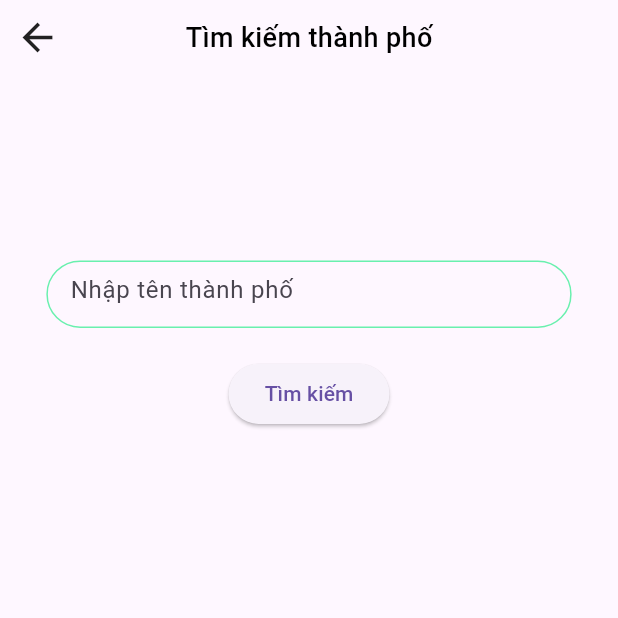
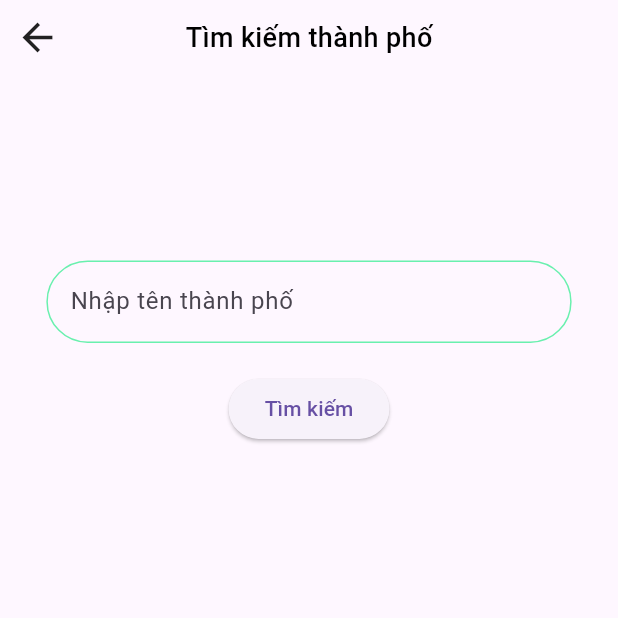
Before and after one commit to khanhluongHA/musicApp_and_weatherApp, a Flutter app: the SearchCity screen opened directly, on a phone screen of 412 x 824 dp, the top half of it. Run offline on Flutter 3.47's test engine with Material 3 defaults, Android fonts, the phone set to English and light mode, and no system bars; our stand-ins replace audio_video_progress_bar, audioplayers, bloc, copy_with_extension, equatable, firebase_core and 7 more; accounts and stored records are empty; network calls fail.

Commit message:
first commit

```diff
--- a/lib/cubit/music_cubit.dart
+++ b/lib/cubit/music_cubit.dart
@@ -14,7 +14,6 @@ void getMaxDuration() {
     });
   });
 }
-
 class MusicCubit extends Cubit<MusicState> {
   MusicCubit() : super(MusicState());
 
@@ -80,7 +79,6 @@ class MusicCubit extends Cubit<MusicState> {
       await player.play(AssetSource(musics[state.currentMusic].path));
     } else {
       emit(state.copyWith(status: MusicStatus.start));
-
       emit(
         state.copyWith(
             currentMusic: state.currentMusic - 1,
--- a/lib/screens/audio_player_page/song_list.dart
+++ b/lib/screens/audio_player_page/song_list.dart
@@ -14,7 +14,7 @@ class SongList extends StatefulWidget {
   State<SongList> createState() => _SongListState();
 }
 
-class _SongListState extends State<SongList> {
+class _SongListState extends State<SongList>{
   late MusicCubit musicCubit;
   late int indexSelect;
 
--- a/lib/screens/audio_player_page/title_page_view.dart
+++ b/lib/screens/audio_player_page/title_page_view.dart
@@ -67,7 +67,7 @@ class TitlePageView extends StatelessWidget {
               height: 20,
             )
           ]),
-          SizedBox(
+          const SizedBox(
             height: 40,
             width: 40,
           )
--- a/lib/screens/note_page/ditail_note.dart
+++ b/lib/screens/note_page/ditail_note.dart
@@ -5,6 +5,7 @@ import 'package:test_bloc/config/app_size.dart';
 import 'package:test_bloc/cubit/note_cubit.dart';
 import 'package:test_bloc/models/item_note_model.dart';
 
+// ignore: must_be_immutable
 class DetailNote extends StatelessWidget {
    DetailNote({
     super.key,
--- a/lib/screens/note_page/water_screen.dart
+++ b/lib/screens/note_page/water_screen.dart
@@ -9,7 +9,6 @@ class WaterScreen extends StatefulWidget {
   @override
   State<WaterScreen> createState() => _WaterScreenState();
 }
-
 class _WaterScreenState extends State<WaterScreen> {
   @override
   void initState() {
--- a/lib/screens/note_realtime/note_realtime_screen.dart
+++ b/lib/screens/note_realtime/note_realtime_screen.dart
@@ -3,7 +3,6 @@ import 'dart:async';
 import 'package:flutter/material.dart';
 import 'package:flutter_bloc/flutter_bloc.dart';
 import 'package:test_bloc/cubit/note_realtime_cubit.dart';
-import 'package:test_bloc/screens/note_page/home_app.dart';
 import 'package:test_bloc/widgets/header_app.dart';
 
 class NoteRealtimeScreen extends StatefulWidget {
--- a/lib/screens/note_realtime/notes_lis.dart
+++ b/lib/screens/note_realtime/notes_lis.dart
@@ -5,7 +5,6 @@ import 'package:test_bloc/cubit/note_realtime_cubit.dart';
 import 'package:test_bloc/cubit/note_realtime_state.dart';
 import 'package:test_bloc/screens/note_page/ditail_note.dart';
 import 'package:test_bloc/screens/note_realtime/note_realtime_screen.dart';
-import 'package:test_bloc/widgets/alert_dialog_note.dart';
 import 'package:test_bloc/widgets/alert_dialog_note_realtime.dart';
 import 'package:test_bloc/widgets/header_app.dart';
 import 'package:test_bloc/widgets/item_note.dart';
--- a/lib/screens/weather_page/search_city.dart
+++ b/lib/screens/weather_page/search_city.dart
@@ -61,24 +61,24 @@ class _SearchCityState extends State<SearchCity> {
             ),
             SizedBox(
               width: MediaQuery.of(context).size.width * 0.85,
-              height: 45,
+              height: 55,
               child: TextFormField(
                 controller: _controller,
                 decoration: InputDecoration(
                   hintText: 'Nhập tên thành phố',
                   focusedBorder: OutlineInputBorder(
                     borderSide: const BorderSide(
-                        width: 1, color: Colors.greenAccent), //<-- SEE HERE
+                        width: 1, color: Colors.grey), //<-- SEE HERE
                     borderRadius: BorderRadius.circular(50.0),
                   ),
                   errorBorder: OutlineInputBorder(
                     borderSide: const BorderSide(
-                        width: 1, color: Colors.greenAccent), //<-- SEE HERE
+                        width: 1, color: Colors.grey), //<-- SEE HERE
                     borderRadius: BorderRadius.circular(50.0),
                   ),
                   border: OutlineInputBorder(
                     borderSide: const BorderSide(
-                        width: 1, color: Colors.greenAccent), //<-- SEE HERE
+                        width: 1, color: Colors.grey), //<-- SEE HERE
                     borderRadius: BorderRadius.circular(50.0),
                   ),
                   enabledBorder: OutlineInputBorder(
```
Also changed, not shown: lib/screens/note_page/splash_screen.dart (+3 -4 lines), lib/screens/weather_page/wather_page.dart (+3 -4 lines), lib/widgets/custom_textfield_login.dart (+4 -4 lines), pubspec.lock.
